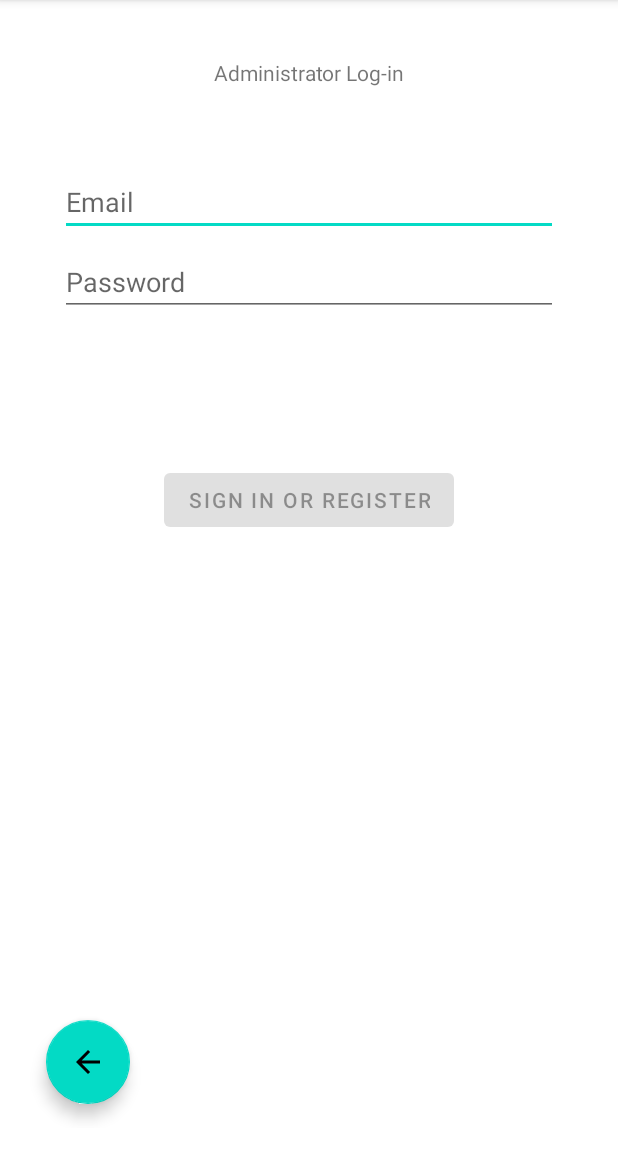
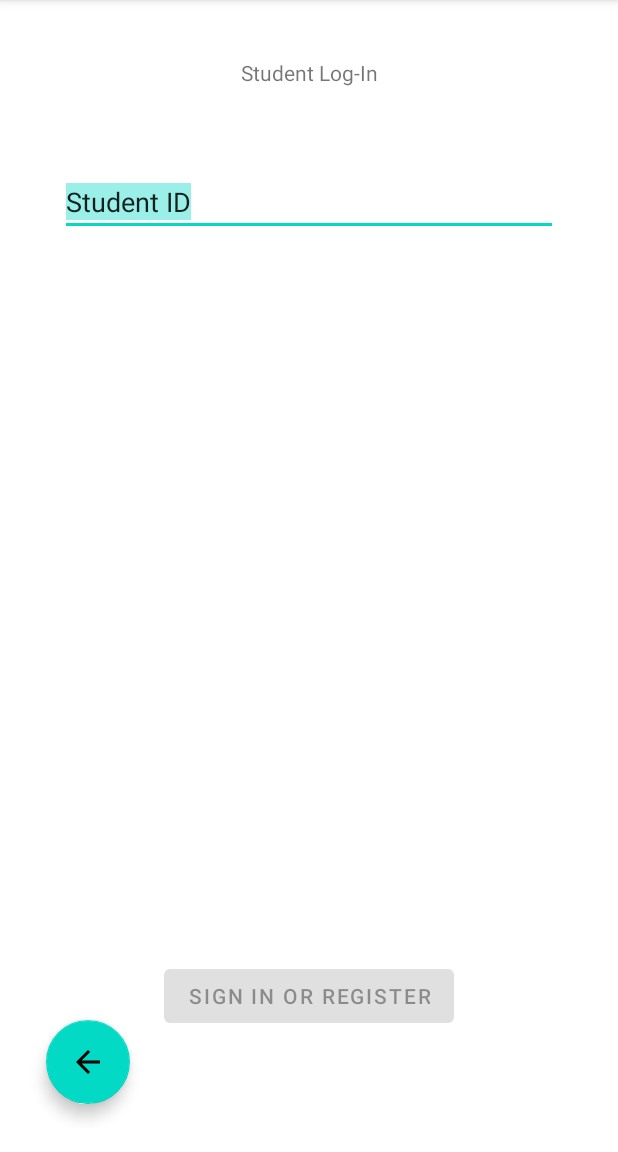
Before and after one commit to Shrenil19/BrainyPhonics, an Android app: the screen it shows after launch (LoginActivity), on a phone screen of 412 x 824 dp, the part 84-1236 px from its top. Run offline under Robolectric (Android 15) with nearby library versions, the phone set to English and light mode, and no system bars.

Commit message:
changing login to work for students on client side

```diff
--- a/app/src/main/java/com/example/heratale_app/data/LoginDataSource.java
+++ b/app/src/main/java/com/example/heratale_app/data/LoginDataSource.java
@@ -9,7 +9,7 @@ import java.io.IOException;
  */
 public class LoginDataSource {
 
-    public Result<LoggedInUser> login(String username, String password) {
+    public Result<LoggedInUser> login(String username) {
 
         try {
             // TODO: handle loggedInUser authentication
--- a/app/src/main/java/com/example/heratale_app/data/LoginRepository.java
+++ b/app/src/main/java/com/example/heratale_app/data/LoginRepository.java
@@ -43,9 +43,9 @@ public class LoginRepository {
         // @see https://developer.android.com/training/articles/keystore
     }
 
-    public Result<LoggedInUser> login(String username, String password) {
+    public Result<LoggedInUser> login(String username) {
         // handle login
-        Result<LoggedInUser> result = dataSource.login(username, password);
+        Result<LoggedInUser> result = dataSource.login(username);
         if (result instanceof Result.Success) {
             setLoggedInUser(((Result.Success<LoggedInUser>) result).getData());
         }
--- a/app/src/main/java/com/example/heratale_app/ui/login/LoginActivity.java
+++ b/app/src/main/java/com/example/heratale_app/ui/login/LoginActivity.java
@@ -40,7 +40,6 @@ public class LoginActivity extends AppCompatActivity {
                 .get(LoginViewModel.class);
 
         final EditText usernameEditText = findViewById(R.id.username);
-        final EditText passwordEditText = findViewById(R.id.password);
         final Button loginButton = findViewById(R.id.login);
         final ProgressBar loadingProgressBar = findViewById(R.id.loading);
 
@@ -53,9 +52,6 @@ public class LoginActivity extends AppCompatActivity {
                 loginButton.setEnabled(loginFormState.isDataValid());
                 if (loginFormState.getUsernameError() != null) {
                     usernameEditText.setError(getString(loginFormState.getUsernameError()));
-                }
-                if (loginFormState.getPasswordError() != null) {
-                    passwordEditText.setError(getString(loginFormState.getPasswordError()));
                 }
             }
         });
@@ -93,19 +89,16 @@ public class LoginActivity extends AppCompatActivity {
 
             @Override
             public void afterTextChanged(Editable s) {
-                loginViewModel.loginDataChanged(usernameEditText.getText().toString(),
-                        passwordEditText.getText().toString());
+                loginViewModel.loginDataChanged(usernameEditText.getText().toString());
             }
         };
         usernameEditText.addTextChangedListener(afterTextChangedListener);
-        passwordEditText.addTextChangedListener(afterTextChangedListener);
-        passwordEditText.setOnEditorActionListener(new TextView.OnEditorActionListener() {
+        usernameEditText.setOnEditorActionListener(new TextView.OnEditorActionListener() {
 
             @Override
             public boolean onEditorAction(TextView v, int actionId, KeyEvent event) {
                 if (actionId == EditorInfo.IME_ACTION_DONE) {
-                    loginViewModel.login(usernameEditText.getText().toString(),
-                            passwordEditText.getText().toString());
+                    loginViewModel.login(usernameEditText.getText().toString());
                 }
                 return false;
             }
@@ -115,8 +108,7 @@ public class LoginActivity extends AppCompatActivity {
             @Override
             public void onClick(View v) {
                 loadingProgressBar.setVisibility(View.VISIBLE);
-                loginViewModel.login(usernameEditText.getText().toString(),
-                        passwordEditText.getText().toString());
+                loginViewModel.login(usernameEditText.getText().toString());
             }
         });
     }
--- a/app/src/main/java/com/example/heratale_app/ui/login/LoginFormState.java
+++ b/app/src/main/java/com/example/heratale_app/ui/login/LoginFormState.java
@@ -29,10 +29,6 @@ class LoginFormState {
         return usernameError;
     }
 
-    @Nullable
-    Integer getPasswordError() {
-        return passwordError;
-    }
 
     boolean isDataValid() {
         return isDataValid;
--- a/app/src/main/res/layout/activity_login.xml
+++ b/app/src/main/res/layout/activity_login.xml
@@ -15,71 +15,51 @@
         android:id="@+id/username"
         android:layout_width="0dp"
         android:layout_height="wrap_content"
+        android:layout_marginEnd="24dp"
         android:layout_marginStart="24dp"
         android:layout_marginTop="96dp"
-        android:layout_marginEnd="24dp"
-        android:hint="@string/prompt_email"
-        android:inputType="textEmailAddress"
+        android:hint="@string/action_sign_in"
+        android:inputType="text"
         android:selectAllOnFocus="true"
+        android:text="Student ID"
         app:layout_constraintEnd_toEndOf="parent"
         app:layout_constraintStart_toStartOf="parent"
         app:layout_constraintTop_toTopOf="parent" />
-
-    <EditText
-        android:id="@+id/password"
-        android:layout_width="0dp"
-        android:layout_height="wrap_content"
-        android:layout_marginStart="24dp"
-        android:layout_marginTop="8dp"
-        android:layout_marginEnd="24dp"
-        android:hint="@string/prompt_password"
-        android:imeActionLabel="@string/action_sign_in_short"
-        android:imeOptions="actionDone"
-        android:inputType="textPassword"
-        android:selectAllOnFocus="true"
-        app:layout_constraintEnd_toEndOf="parent"
-        app:layout_constraintStart_toStartOf="parent"
-        app:layout_constraintTop_toBottomOf="@+id/username" />
 
     <Button
         android:id="@+id/login"
         android:layout_width="wrap_content"
         android:layout_height="wrap_content"
         android:layout_gravity="start"
+        android:layout_marginBottom="64dp"
+        android:layout_marginEnd="48dp"
         android:layout_marginStart="48dp"
-        android:layout_marginTop="16dp"
-        android:layout_marginEnd="48dp"
-        android:layout_marginBottom="64dp"
         android:enabled="false"
         android:text="@string/action_sign_in"
         app:layout_constraintBottom_toBottomOf="parent"
         app:layout_constraintEnd_toEndOf="parent"
         app:layout_constraintStart_toStartOf="parent"
-        app:layout_constraintTop_toBottomOf="@+id/password"
-        app:layout_constraintVertical_bias="0.2" />
+        tools:text="Sign In" />
 
     <ProgressBar
         android:id="@+id/loading"
         android:layout_width="wrap_content"
         android:layout_height="wrap_content"
         android:layout_gravity="center"
-        android:layout_marginStart="32dp"
+        android:layout_marginBottom="64dp"
         android:layout_marginTop="64dp"
-        android:layout_marginEnd="32dp"
-        android:layout_marginBottom="64dp"
         android:visibility="gone"
         app:layout_constraintBottom_toBottomOf="parent"
-        app:layout_constraintEnd_toEndOf="@+id/password"
-        app:layout_constraintStart_toStartOf="@+id/password"
         app:layout_constraintTop_toTopOf="parent"
-        app:layout_constraintVertical_bias="0.3" />
+        app:layout_constraintVertical_bias="0.3"
+        tools:layout_editor_absoluteX="206dp" />
 
     <TextView
         android:id="@+id/textView2"
         android:layout_width="wrap_content"
         android:layout_height="wrap_content"
         android:layout_marginBottom="32dp"
-        android:text="Administrator Log-in"
+        android:text="Student Log-In"
         app:layout_constraintBottom_toTopOf="@+id/username"
         app:layout_constraintEnd_toEndOf="parent"
         app:layout_constraintStart_toStartOf="parent"
```
Also changed, not shown: app/src/main/java/com/example/heratale_app/ui/login/LoginViewModel.java (+9 -16 lines).
